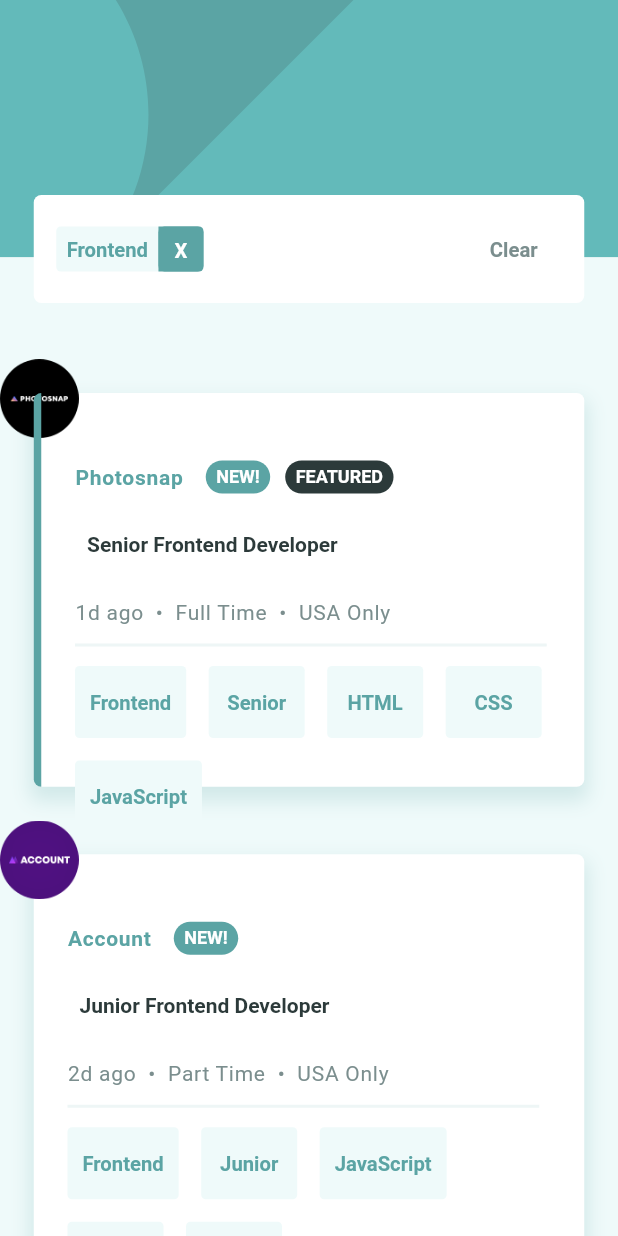
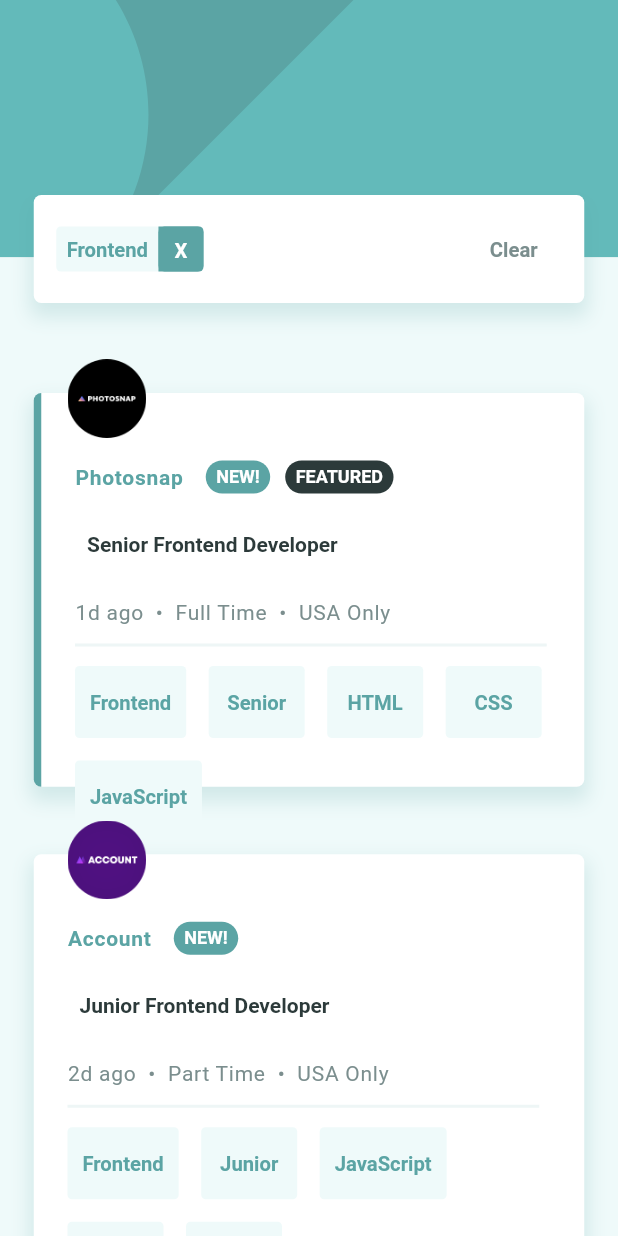
Before and after one commit to 0-BSCode/static-job-listings-master, a Flutter app: the screen it shows after launch, after a tap on "Frontend", on a phone screen of 412 x 824 dp. Run offline on Flutter 3.47's test engine with Material 2 defaults, Android fonts, the phone set to English and light mode, and no system bars; our stand-ins replace flutter_svg; Roboto replaces fonts that are missing (Spartan).

Commit message:
Tweaked styles for desktop design

```diff
--- a/lib/components/filter.dart
+++ b/lib/components/filter.dart
@@ -3,6 +3,7 @@
 import 'package:static_job_listings_master/providers/filtersProvider.dart';
 import 'package:static_job_listings_master/providers/rootSizeProvider.dart';
 import 'package:static_job_listings_master/styles.dart';
+import 'package:static_job_listings_master/utils/determineRootSize.dart';
 
 class Filter extends StatelessWidget {
   final String filter;
@@ -11,6 +12,7 @@
   @override
   Widget build(BuildContext context) {
     final double rootSize = Provider.of<RootSizeProvider>(context).rootSize;
+    final double deviceWidth = MediaQuery.of(context).size.width;
     return Container(
       child: Row(
         mainAxisSize: MainAxisSize.min,
@@ -29,7 +31,9 @@
               style: TextStyle(
                 color: COLOR_DARK_CYAN.toColor(),
                 fontWeight: FontWeight.w700,
-                fontSize: rootSize * 13.5 / 15,
+                fontSize: deviceWidth < deviceWidths['md']!
+                    ? rootSize * 13.5 / 15
+                    : rootSize * 14.5 / 15,
               ),
             ),
           ),
@@ -66,7 +70,9 @@
                   style: TextStyle(
                     color: Colors.white,
                     fontWeight: FontWeight.w700,
-                    fontSize: rootSize * 13.5 / 15,
+                    fontSize: deviceWidth < deviceWidths['md']!
+                        ? rootSize * 13.5 / 15
+                        : rootSize * 14.5 / 15,
                   ),
                 ),
               ),
--- a/lib/components/jobCard.dart
+++ b/lib/components/jobCard.dart
@@ -25,7 +25,11 @@
     final int activeJobId = Provider.of<ActiveJobProvider>(context).id;
     final double deviceWidth = MediaQuery.of(context).size.width;
     return Padding(
-      padding: EdgeInsets.fromLTRB(0, rootSize * 3, 0, 0),
+      padding: EdgeInsets.fromLTRB(
+          0,
+          deviceWidth < deviceWidths['md']! ? rootSize * 3 : rootSize * 2,
+          0,
+          0),
       child: Container(
         height:
             deviceWidth < deviceWidths['md']! ? rootSize * 17.5 : rootSize * 11,
@@ -51,7 +55,7 @@
                       ? -rootSize * 1.5
                       : rootSize * 2.5,
                   left: deviceWidth < deviceWidths['md']!
-                      ? -rootSize * 1.5
+                      ? rootSize * 1.5
                       : rootSize * 3,
                   child: Image(
                     image: AssetImage(
--- a/lib/components/jobDescription.dart
+++ b/lib/components/jobDescription.dart
@@ -3,6 +3,7 @@
 import 'package:static_job_listings_master/providers/filtersProvider.dart';
 import 'package:static_job_listings_master/providers/rootSizeProvider.dart';
 import 'package:static_job_listings_master/styles.dart';
+import 'package:static_job_listings_master/utils/determineRootSize.dart';
 
 class JobDescription extends StatelessWidget {
   final String description;
@@ -11,6 +12,7 @@
   @override
   Widget build(BuildContext context) {
     final double rootSize = Provider.of<RootSizeProvider>(context).rootSize;
+    final double deviceWidth = MediaQuery.of(context).size.width;
     return Container(
       decoration: BoxDecoration(
         borderRadius: BorderRadius.circular(rootSize * 3 / 15),
@@ -49,7 +51,9 @@
           description,
           style: TextStyle(
             fontWeight: FontWeight.w700,
-            fontSize: rootSize * 13.5 / 15,
+            fontSize: deviceWidth < deviceWidths['md']!
+                ? rootSize * 13.5 / 15
+                : rootSize * 14.5 / 15,
           ),
         ),
       ),
--- a/lib/screens/homePage.dart
+++ b/lib/screens/homePage.dart
@@ -36,7 +36,9 @@
                   Container(
                     color: COLOR_DARK_CYAN.toColor(),
                     child: SvgPicture.asset(
-                      "assets/images/bg-header-mobile.svg",
+                      deviceWidth < deviceWidths['md']!
+                          ? "assets/images/bg-header-mobile.svg"
+                          : "assets/images/bg-header-desktop.svg",
                       semanticsLabel: "Background header mobile",
                       width: constraints.maxWidth,
                       fit: BoxFit.fitWidth,
@@ -49,9 +51,20 @@
                           color: Colors.white,
                           borderRadius:
                               BorderRadius.circular(rootSize * 5 / 15),
+                          boxShadow: [
+                            BoxShadow(
+                              offset: Offset(0, rootSize * 7 / 15),
+                              blurRadius: rootSize * 10 / 15,
+                              spreadRadius: rootSize * 2 / 15,
+                              color: COLOR_DARK_CYAN.toColor().withOpacity(0.2),
+                            ),
+                          ],
                         ),
-                        margin: EdgeInsets.fromLTRB(
-                            rootSize * 1.5, 130, rootSize * 1.5, 0),
+                        margin: deviceWidth < deviceWidths['md']!
+                            ? EdgeInsets.fromLTRB(
+                                rootSize * 1.5, 130, rootSize * 1.5, 0)
+                            : EdgeInsets.fromLTRB(
+                                rootSize * 1.5, 80, rootSize * 1.5, 0),
                         padding: EdgeInsets.symmetric(
                             horizontal: rootSize, vertical: rootSize * 0.8),
                         child: Row(
@@ -92,7 +105,9 @@
                                 'Clear',
                                 style: TextStyle(
                                   fontWeight: FontWeight.w700,
-                                  fontSize: rootSize * 13.5 / 15,
+                                  fontSize: deviceWidth < deviceWidths['md']!
+                                      ? rootSize * 13.5 / 15
+                                      : rootSize * 14.5 / 15,
                                 ),
                               ),
                             ),
--- a/lib/utils/determineRootSize.dart
+++ b/lib/utils/determineRootSize.dart
@@ -25,7 +25,7 @@
   } else if (deviceWidth < deviceWidths['md']!) {
     rootSizeProvider.setRootSize(33);
   } else if (deviceWidth < deviceWidths['lg']!) {
-    rootSizeProvider.setRootSize(11);
+    rootSizeProvider.setRootSize(12);
   } else if (deviceWidth < deviceWidths['xl']!) {
     rootSizeProvider.setRootSize(14);
   } else {
```
